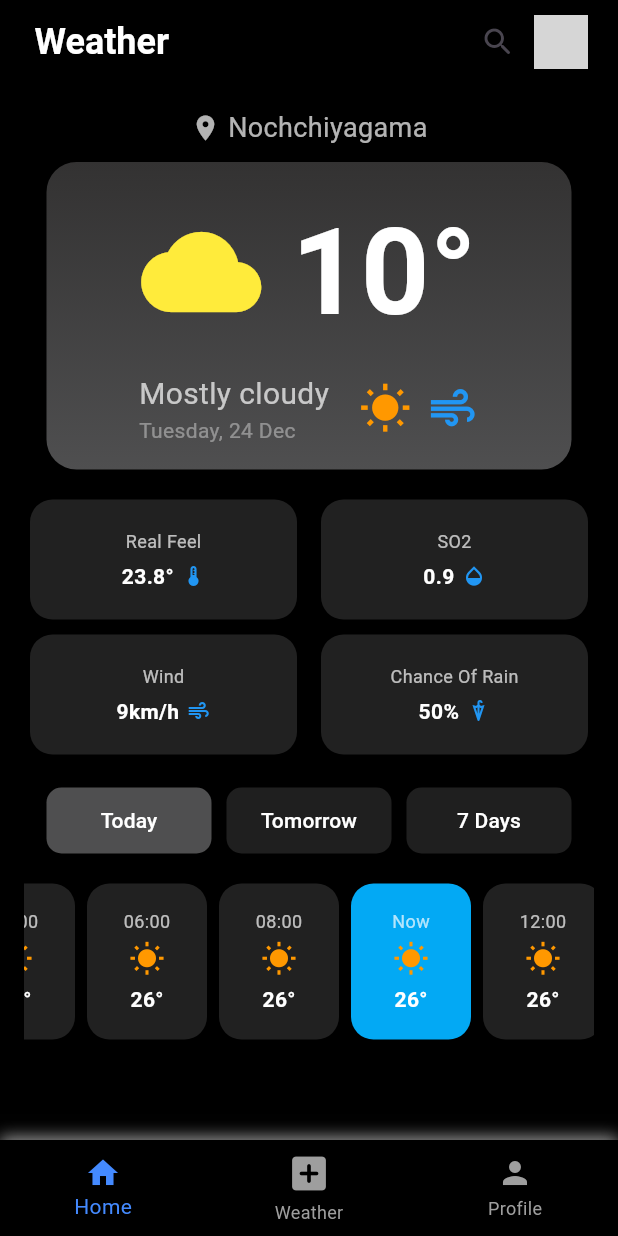
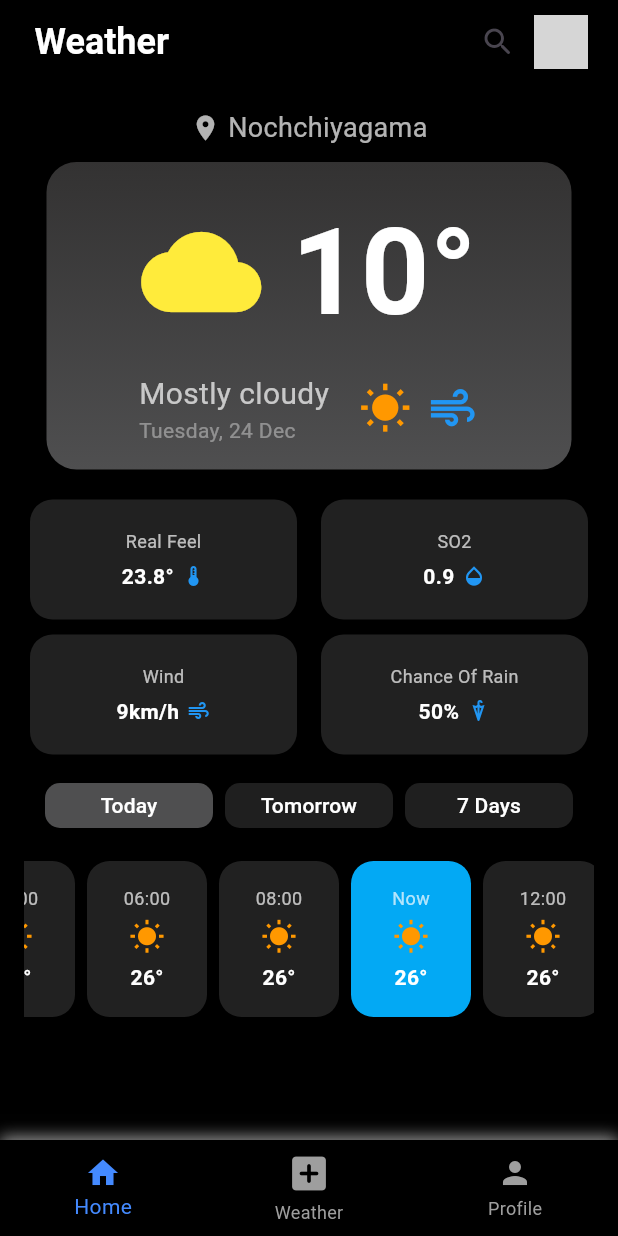
Before and after one commit to LakshanShalintha/Weather-App, a Flutter app: the Home screen opened directly, on a phone screen of 412 x 824 dp. Run offline on Flutter 3.47's test engine with Material 3 defaults, Android fonts, the phone set to English and light mode, and no system bars; grey boxes are pictures that could not be loaded.

```diff
--- a/weather_app/lib/Screens/Home.dart
+++ b/weather_app/lib/Screens/Home.dart
@@ -246,11 +246,11 @@ class _HomeState extends State<Home> {
                   ],
                 ),
               ),
-              const SizedBox(height: 20),
+              const SizedBox(height: 10),
               Padding(
                 padding: const EdgeInsets.symmetric(horizontal: 10.0),
                 child: Row(
-                  mainAxisAlignment: MainAxisAlignment.spaceAround,
+                  mainAxisAlignment: MainAxisAlignment.spaceBetween, // Spread buttons evenly
                   children: [
                     _buildWeatherButton("Today"),
                     _buildWeatherButton("Tomorrow"),
@@ -258,8 +258,7 @@ class _HomeState extends State<Home> {
                   ],
                 ),
               ),
-
-              const SizedBox(height: 10),
+              const SizedBox(height: 5),
               SizedBox(
                 height: 120,
                 child: ListView(
@@ -337,10 +336,11 @@ class _HomeState extends State<Home> {
     );
   }
 
-  // Method to build each weather button
+  // Updated _buildWeatherButton method
   Widget _buildWeatherButton(String label) {
-    return SizedBox(
-      width: 110,
+    return Expanded(
+      child: Padding(
+        padding: const EdgeInsets.symmetric(horizontal: 4.0), // Add spacing between buttons
         child: ElevatedButton(
           onPressed: () {
             setState(() {
@@ -356,9 +356,11 @@ class _HomeState extends State<Home> {
             shape: RoundedRectangleBorder(
               borderRadius: BorderRadius.circular(10),
             ),
-          padding: const EdgeInsets.symmetric(vertical: 12),
+            minimumSize: const Size(0, 20),
+            padding: const EdgeInsets.symmetric(vertical: 5.0),
           ),
           child: Text(label),
+        ),
       ),
     );
   }
@@ -385,7 +387,9 @@ class _HomeState extends State<Home> {
               style: const TextStyle(
                   color: Colors.white,
                   fontSize: 14,
-                  fontWeight: FontWeight.bold)),
+                  fontWeight: FontWeight.bold
+              )
+          ),
         ],
       ),
     );
```
Lines whose indentation alone changed are shown as unchanged.
